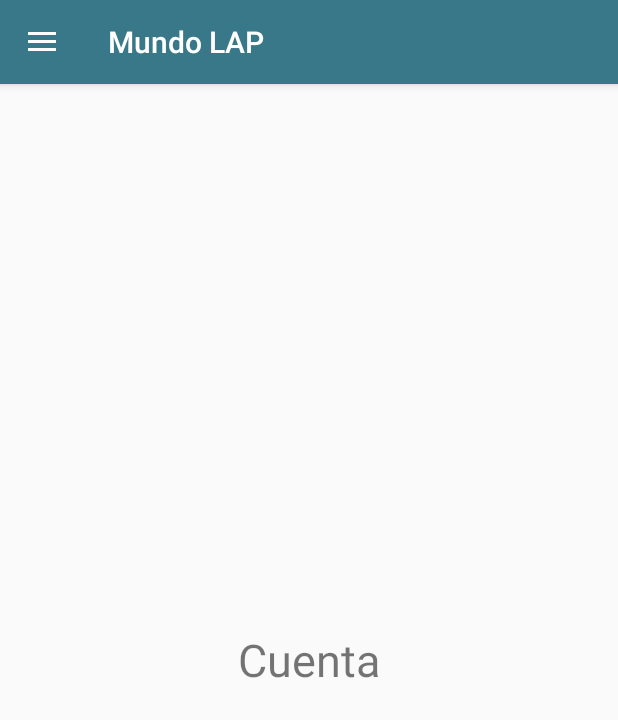
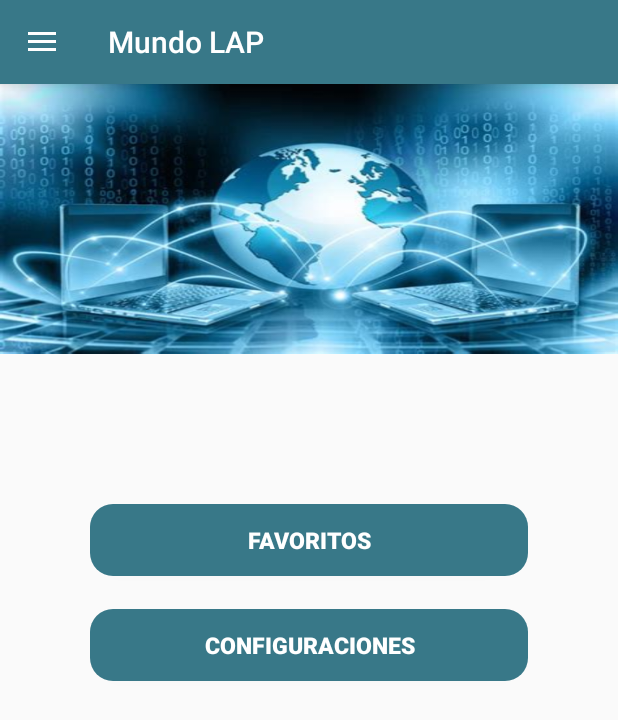
Before and after one commit to alex-rodrigo-64/PrograMobil, an Android app: the screen it shows after launch once a user with an empty profile is signed in (HomeActivity), after a tap on "Cuenta", on a phone screen of 412 x 824 dp. Shown: the top 720 px of the screen. Run offline under Robolectric (Android 15) with nearby library versions, the light colour scheme and no system bars; our stand-ins replace Firebase (no records; nobody signed in at launch, a user with empty details on screens opened directly); 1 other tap on this screen came first.

Commit message:
Se añadio cuenta

```diff
--- a/app/src/main/java/com/example/mundo_lap/CuentaFragment.java
+++ b/app/src/main/java/com/example/mundo_lap/CuentaFragment.java
@@ -9,6 +9,7 @@ import androidx.annotation.NonNull;
 import androidx.annotation.Nullable;
 import androidx.fragment.app.Fragment;
 
+
 public class CuentaFragment extends Fragment {
 
     @Nullable
--- a/app/src/main/java/com/example/mundo_lap/HomeActivity.java
+++ b/app/src/main/java/com/example/mundo_lap/HomeActivity.java
@@ -10,15 +10,24 @@ import androidx.drawerlayout.widget.DrawerLayout;
 import android.content.Intent;
 import android.os.Bundle;
 import android.view.MenuItem;
+import android.widget.TextView;
 import android.widget.Toast;
 
 import com.google.android.material.navigation.NavigationView;
 import com.google.firebase.auth.FirebaseAuth;
+import com.google.firebase.database.DataSnapshot;
+import com.google.firebase.database.DatabaseError;
+import com.google.firebase.database.DatabaseReference;
+import com.google.firebase.database.FirebaseDatabase;
+import com.google.firebase.database.ValueEventListener;
 
 public class HomeActivity extends AppCompatActivity implements NavigationView.OnNavigationItemSelectedListener {
 
     DrawerLayout drawer;
     FirebaseAuth auth;
+    DatabaseReference mDatabase;
+
+
 
     @Override
     protected void onCreate(Bundle savedInstanceState) {
@@ -26,6 +35,7 @@ public class HomeActivity extends AppCompatActivity implements NavigationView.On
         setContentView(R.layout.activity_home);
 
         auth = FirebaseAuth.getInstance();
+        mDatabase = FirebaseDatabase.getInstance().getReference();
 
         Toolbar toolbar = findViewById(R.id.toolbar);
         setSupportActionBar(toolbar);
@@ -40,8 +50,8 @@ public class HomeActivity extends AppCompatActivity implements NavigationView.On
         toggle.syncState();
 
 
+    }
 
-    }
 
     @Override
     public void onBackPressed() {
@@ -52,13 +62,13 @@ public class HomeActivity extends AppCompatActivity implements NavigationView.On
         }
     }
 
-
     @Override
     public boolean onNavigationItemSelected(@NonNull MenuItem item) {
 
         int id = item.getItemId();
 
         if(id == R.id.nav_cuenta){
+            getDataUser();
             getSupportFragmentManager().beginTransaction().replace(R.id.fragment_container,new CuentaFragment()).commit();
         }else{
             if(id == R.id.nav_carrera){
@@ -93,4 +103,29 @@ public class HomeActivity extends AppCompatActivity implements NavigationView.On
         drawer.closeDrawer(GravityCompat.START);
         return true;
     }
+
+    private void getDataUser(){
+
+        String id = auth.getCurrentUser().getUid();
+        mDatabase.child("Users").child(id).addValueEventListener(new ValueEventListener() {
+            @Override
+            public void onDataChange(@NonNull DataSnapshot dataSnapshot) {
+                if(dataSnapshot.exists()){
+                    String mast = dataSnapshot.child("nombre").getValue().toString();
+                    String mast2 = dataSnapshot.child("cuenta").getValue().toString();
+                    TextView x = findViewById(R.id.nombreUsuarioText);
+                    x.setText(mast);
+                    TextView x2 = findViewById(R.id.emailUsuarioText);
+                    x2.setText(mast2);
+                }
+            }
+
+            @Override
+            public void onCancelled(@NonNull DatabaseError databaseError) {
+
+            }
+        });
+
+    }
+
 }
--- a/app/src/main/java/com/example/mundo_lap/MainActivity.java
+++ b/app/src/main/java/com/example/mundo_lap/MainActivity.java
@@ -2,18 +2,27 @@ package com.example.mundo_lap;
 
 import androidx.annotation.NonNull;
 import androidx.appcompat.app.AppCompatActivity;
+import androidx.fragment.app.Fragment;
+import androidx.fragment.app.FragmentManager;
+import androidx.fragment.app.FragmentTransaction;
 
 import android.content.Intent;
 import android.os.Bundle;
 import android.view.View;
 import android.widget.Button;
 import android.widget.EditText;
+import android.widget.TextView;
 import android.widget.Toast;
 
 import com.google.android.gms.tasks.OnCompleteListener;
 import com.google.android.gms.tasks.Task;
 import com.google.firebase.auth.AuthResult;
 import com.google.firebase.auth.FirebaseAuth;
+import com.google.firebase.database.DataSnapshot;
+import com.google.firebase.database.DatabaseError;
+import com.google.firebase.database.DatabaseReference;
+import com.google.firebase.database.FirebaseDatabase;
+import com.google.firebase.database.ValueEventListener;
 
 public class MainActivity extends AppCompatActivity {
 
@@ -22,11 +31,14 @@ public class MainActivity extends AppCompatActivity {
     EditText pass;
 
     FirebaseAuth auth;
+    DatabaseReference mDatabase;
+    String lord;
 
     String email;
     String pwd;
 
     Button nuevaCuenta;
+
 
     @Override
     protected void onCreate(Bundle savedInstanceState) {
@@ -34,9 +46,10 @@ public class MainActivity extends AppCompatActivity {
         setContentView(R.layout.activity_main);
 
         auth = FirebaseAuth.getInstance();
+        mDatabase = FirebaseDatabase.getInstance().getReference();
 
-        correo =  findViewById(R.id.Email);
-        pass =  findViewById(R.id.password);
+        correo = findViewById(R.id.Email);
+        pass = findViewById(R.id.password);
         Ingresar = findViewById(R.id.buttonLogIn);
 
         Ingresar.setOnClickListener(new View.OnClickListener() {
@@ -71,6 +84,7 @@ public class MainActivity extends AppCompatActivity {
                  if(task.isSuccessful()){
                      startActivity(new Intent(MainActivity.this,HomeActivity.class ));
                      finish();
+
                  }else{
                      Toast.makeText(MainActivity.this,"No Se Pudo Iniciar Sesion, Verifique Los Datos Nuevamente",Toast.LENGTH_SHORT).show();
                  }
@@ -87,4 +101,5 @@ public class MainActivity extends AppCompatActivity {
             finish();
         }
     }
+
 }
--- a/app/src/main/java/com/example/mundo_lap/RegistroActivity.java
+++ b/app/src/main/java/com/example/mundo_lap/RegistroActivity.java
@@ -20,6 +20,7 @@ import com.google.firebase.database.FirebaseDatabase;
 
 import java.util.HashMap;
 import java.util.Map;
+//import java.util.Objects;
 
 public class RegistroActivity extends AppCompatActivity {
 
@@ -44,10 +45,10 @@ public class RegistroActivity extends AppCompatActivity {
         mAuth = FirebaseAuth.getInstance();
         mDatabase = FirebaseDatabase.getInstance().getReference();
 
-        nombre = findViewById(R.id.nuevoNombre);
-        correo = findViewById(R.id.nuevoEmail);
-        password = findViewById(R.id.nuevoContraseña);
-        nuevaCuenta = findViewById(R.id.nuevoUsuario);
+        nombre = (EditText) findViewById(R.id.nuevoNombre);
+        correo = (EditText) findViewById(R.id.nuevoEmail);
+        password = (EditText) findViewById(R.id.nuevoContraseña);
+        nuevaCuenta = (Button) findViewById(R.id.nuevoUsuario);
 
         nuevaCuenta.setOnClickListener(new View.OnClickListener() {
             @Override
@@ -60,6 +61,7 @@ public class RegistroActivity extends AppCompatActivity {
 
                     if(contra.length()>= 6){
                         registerUser();
+                        finish();
                     }else{
                         Toast.makeText(RegistroActivity.this,"La Contraseña debe tener al menos 6 Caracteres",Toast.LENGTH_SHORT).show();
                     }
@@ -78,14 +80,17 @@ public class RegistroActivity extends AppCompatActivity {
             public void onComplete(@NonNull Task<AuthResult> task) {
                 if(task.isSuccessful()){
                     Map<String , Object> map = new HashMap<>();
-                    map.put("Nombre",name);
-                    map.put("Cuenta",email);
-                    map.put("Contraseña",contra);
+                    map.put("nombre",name);
+                    map.put("cuenta",email);
+                    map.put("contraseña",contra);
+
                     String id = mAuth.getCurrentUser().getUid();
+
                     mDatabase.child("Users").child(id).setValue(map).addOnCompleteListener(new OnCompleteListener<Void>() {
+
                         @Override
-                        public void onComplete(@NonNull Task<Void> task4) {
-                            if(task4.isSuccessful()){
+                        public void onComplete(@NonNull Task<Void> task2) {
+                            if(task2.isSuccessful()){
                                 Toast.makeText(RegistroActivity.this, "registro exitoso", Toast.LENGTH_LONG).show();
                                 Intent main = new Intent(getApplicationContext(), HomeActivity.class);
                                 startActivity(main);
@@ -102,12 +107,4 @@ public class RegistroActivity extends AppCompatActivity {
 
     }
 
-    @Override
-    protected void onStart() {
-        super.onStart();
-        if(mAuth.getCurrentUser() != null){
-            startActivity(new Intent(RegistroActivity.this,HomeActivity.class));
-            finish();
-        }
-    }
 }
--- /dev/null
+++ b/app/src/main/res/drawable/edittext_rounded_fav.xml
@@ -0,0 +1,13 @@
+<?xml version="1.0" encoding="utf-8"?>
+<shape xmlns:android="http://schemas.android.com/apk/res/android"
+
+    android:padding="10dp"
+    android:shape="rectangle">
+    <solid  android:color="@color/colorAccentDark" />
+    <corners
+        android:bottomLeftRadius="15dp"
+        android:bottomRightRadius="15dp"
+        android:topLeftRadius="15dp"
+        android:topRightRadius="15dp"/>
+
+</shape>
--- a/app/src/main/res/layout/activity_main.xml
+++ b/app/src/main/res/layout/activity_main.xml
@@ -31,7 +31,6 @@
         android:textSize="@dimen/login_text_size"
         app:layout_constraintEnd_toEndOf="parent"
         app:layout_constraintStart_toStartOf="parent"
-
         app:layout_constraintTop_toTopOf="parent"
         tools:ignore="MissingConstraints" />
 
--- a/app/src/main/res/layout/fragment_cuenta.xml
+++ b/app/src/main/res/layout/fragment_cuenta.xml
@@ -1,14 +1,79 @@
 <?xml version="1.0" encoding="utf-8"?>
-<RelativeLayout
-    xmlns:android="http://schemas.android.com/apk/res/android"
+<RelativeLayout xmlns:android="http://schemas.android.com/apk/res/android"
     android:layout_width="match_parent"
-    android:layout_height="match_parent">
+    android:layout_height="match_parent"
+    xmlns:app="http://schemas.android.com/apk/res-auto"
+    xmlns:tools="http://schemas.android.com/tools">
+
+    <LinearLayout
+        android:layout_width="match_parent"
+        android:layout_height="180dp"
+        android:orientation="vertical"
+        android:background="@drawable/th"
+        android:padding="16dp">
+
+    </LinearLayout>
 
     <TextView
         android:layout_width="wrap_content"
         android:layout_height="wrap_content"
-        android:text="@string/cuenta"
+        android:text=""
         android:textSize="30sp"
         android:layout_centerInParent="true"/>
 
+
+    <TextView
+        android:id="@+id/nombreUsuarioText"
+        android:layout_width="wrap_content"
+        android:layout_height="match_parent"
+        android:layout_marginTop="370dp"
+        android:text=""
+        android:textSize="30sp"
+        android:layout_centerInParent="true"/>
+
+    <TextView
+        android:id="@+id/emailUsuarioText"
+        android:layout_width="wrap_content"
+        android:layout_height="match_parent"
+        android:layout_marginTop="460dp"
+        android:text=""
+        android:textSize="20sp"
+        android:layout_centerInParent="true"/>
+
+
+    <Button
+        android:id="@+id/favoritos"
+        android:layout_width="match_parent"
+        android:layout_height="48dp"
+        android:layout_marginStart="60dp"
+        android:layout_marginTop="280dp"
+        android:layout_marginEnd="60dp"
+        android:background="@drawable/edittext_rounded_fav"
+        android:text="FAVORITOS"
+        android:textColor="@color/colorPrimaryText"
+        android:textSize="15sp"
+        android:textStyle="bold"
+        app:layout_constraintBottom_toBottomOf="parent"
+        app:layout_constraintEnd_toEndOf="parent"
+        app:layout_constraintStart_toStartOf="parent"
+        tools:ignore="MissingConstraints" />
+
+    <Button
+        android:id="@+id/ajustes"
+        android:layout_width="match_parent"
+        android:layout_height="48dp"
+        android:layout_marginStart="60dp"
+        android:layout_marginTop="350dp"
+        android:layout_marginEnd="60dp"
+        android:background="@drawable/edittext_rounded_fav"
+        android:text="Configuraciones"
+        android:textColor="@color/colorPrimaryText"
+        android:textSize="15sp"
+        android:textStyle="bold"
+        app:layout_constraintBottom_toBottomOf="parent"
+        app:layout_constraintEnd_toEndOf="parent"
+        app:layout_constraintStart_toStartOf="parent"
+        tools:ignore="MissingConstraints" />
+
+
 </RelativeLayout>
```
Also changed, not shown: app/src/main/res/drawable-v24/th.jpg (added).
